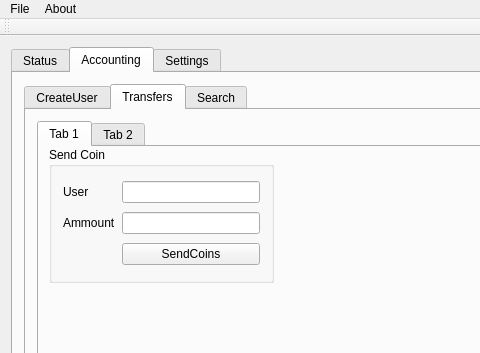
First picture: the form in qtCoin/mainwindow.ui, repository netpipe/EcoCoin, before the edit; both pictures show x 0 to 480 and y 0 to 353 of the 847 by 819 pixel window.
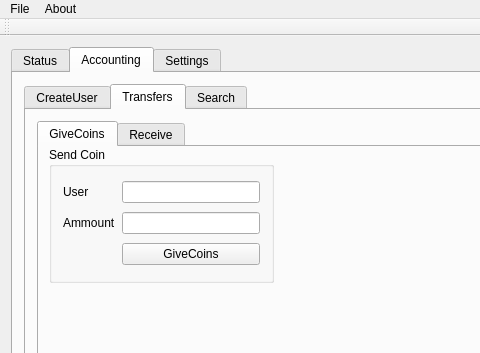
Second picture: the form after the edit. The open tabs and pages were chosen to show the change.

Patch:
```diff
--- a/qtCoin/mainwindow.ui
+++ b/qtCoin/mainwindow.ui
@@ -194,7 +194,7 @@
               </property>
               <widget class="QWidget" name="tab_8">
                <attribute name="title">
-                <string>Tab 1</string>
+                <string>GiveCoins</string>
                </attribute>
                <widget class="QGroupBox" name="groupBox_3">
                 <property name="geometry">
@@ -232,7 +232,7 @@
                  <item row="2" column="1">
                   <widget class="QPushButton" name="SendCoins">
                    <property name="text">
-                    <string>SendCoins</string>
+                    <string>GiveCoins</string>
                    </property>
                   </widget>
                  </item>
@@ -241,7 +241,7 @@
               </widget>
               <widget class="QWidget" name="tab_9">
                <attribute name="title">
-                <string>Tab 2</string>
+                <string>Receive</string>
                </attribute>
                <widget class="QGroupBox" name="groupBox_5">
                 <property name="geometry">
```
Left out of the diff: 10 changed lines with no effect on the pictures.
